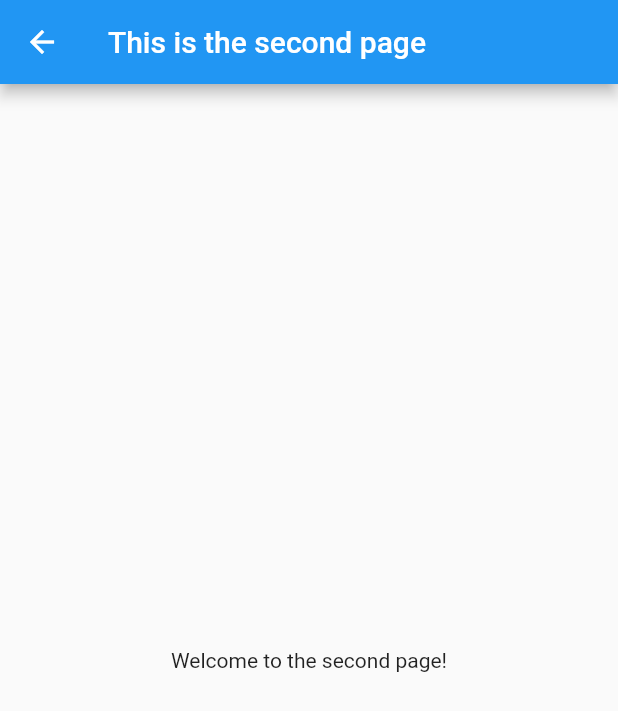
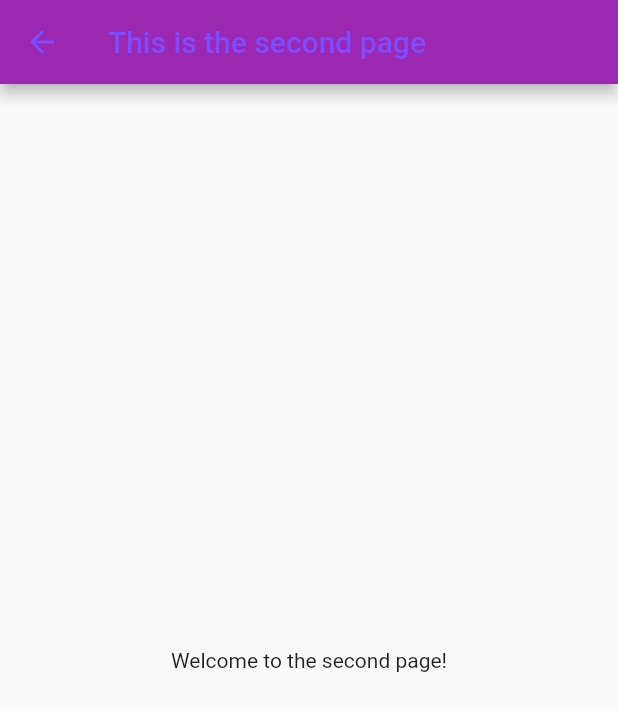
Before and after one commit to gabriel-bolbotina/flutter_away1, a Flutter app: the SecondPage screen opened directly, on a phone screen of 412 x 824 dp. Shown: the top 711 px of the screen. Run offline on Flutter 3.47's test engine with Material 2 defaults, Android fonts, the phone set to English and light mode, and no system bars.

Commit message:
Added colors on the second page

```diff
--- a/lib/SecondPage.dart
+++ b/lib/SecondPage.dart
@@ -21,6 +21,8 @@ class SecondPage extends StatefulWidget {
     return Scaffold(
     appBar: AppBar(
       title: Text("This is the second page"),
+      backgroundColor: Colors.purple,
+      foregroundColor: Colors.deepPurpleAccent,
     ),
     body: Center(
        child: Text("Welcome to the second page!"),
```
